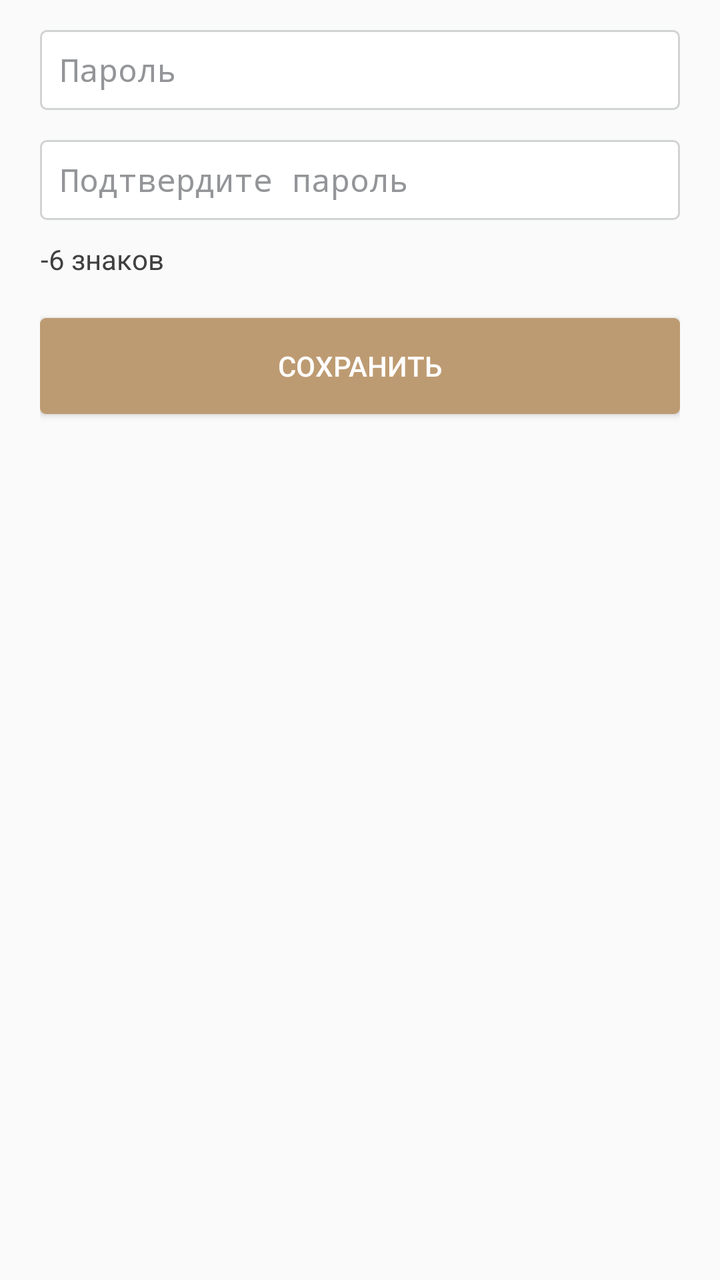
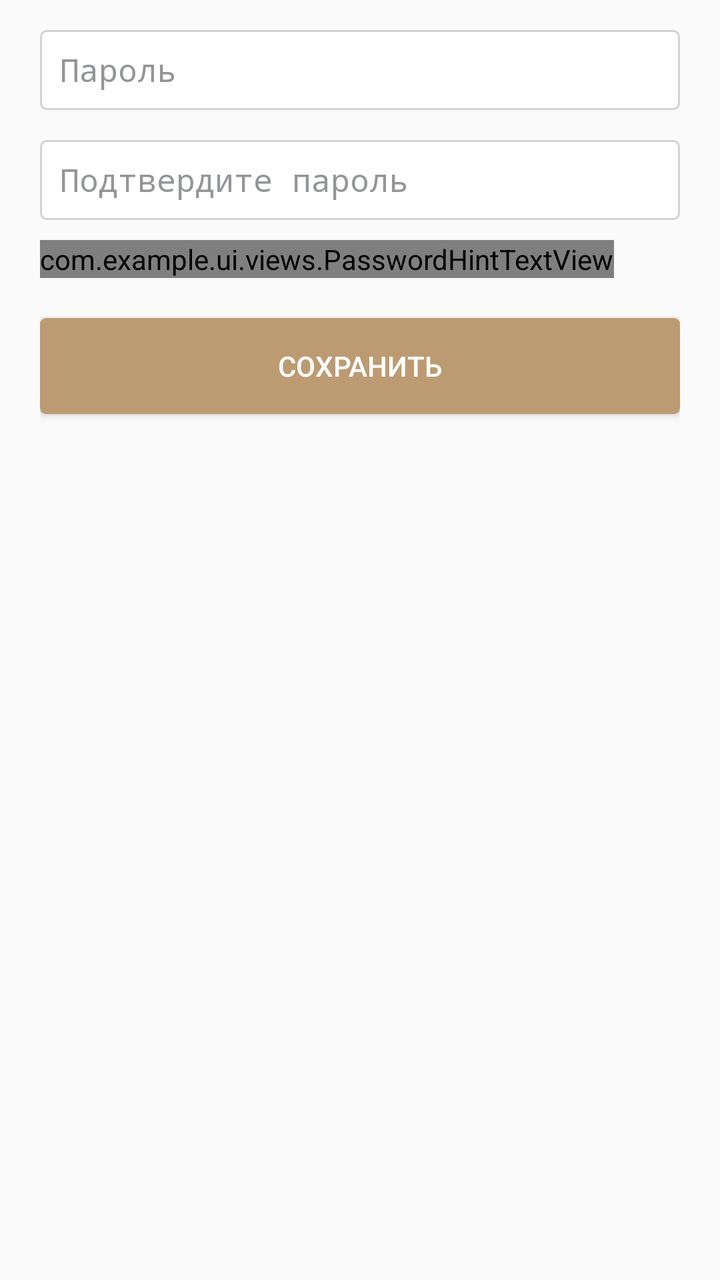

Two renders of the same Android screen: before a commit and after it. Below are the layout's source before the change and the commit's diff.
<!-- AndroidManifest.xml: application theme AppTheme -->
<!-- res/layout/dialog_password_recovery.xml -->
<?xml version="1.0" encoding="utf-8"?>
<LinearLayout xmlns:android="http://schemas.android.com/apk/res/android"
    xmlns:tools="http://schemas.android.com/tools"
    android:orientation="vertical"
    android:layout_width="match_parent"
    android:layout_height="wrap_content"
    android:paddingStart="@dimen/profile_padding_start"
    android:paddingEnd="@dimen/profile_padding_start"
    android:background="@color/main_background">

    <EditText
        android:id="@+id/etOldPassword"
        style="@style/Auth.EditText"
        android:layout_marginTop="30dp"
        android:hint="@string/profile_old_password"
        android:importantForAutofill="no"
        android:visibility="gone"
        android:inputType="textPassword"
        tools:ignore="UnusedAttribute" />

    <EditText
        android:id="@+id/etPassword"
        style="@style/Auth.EditText"
        android:layout_marginTop="15dp"
        android:hint="@string/auth_hint_password"
        android:importantForAutofill="no"
        android:inputType="textPassword"
        tools:ignore="UnusedAttribute" />


    <EditText
        android:id="@+id/etConfirmPassword"
        style="@style/Auth.EditText"
        android:layout_marginTop="15dp"
        android:hint="@string/recovery_confirm_password"
        android:importantForAutofill="no"
        android:inputType="textPassword"
        tools:ignore="UnusedAttribute" />
    <TextView
        android:id="@+id/tvPasswordStrong1"
        fontPath="fonts/OpenSans-Light.ttf"
        android:layout_width="wrap_content"
        android:layout_height="wrap_content"
        android:layout_marginTop="10dp"
        android:gravity="end"
        android:text="@string/auth_hint_password_strong_1"
        tools:ignore="MissingPrefix" />

    <Button
        android:id="@+id/btnSave"
        android:layout_width="match_parent"
        android:layout_height="wrap_content"
        android:layout_marginBottom="30dp"
        android:background="@drawable/background_btn_auth"
        android:text="@string/save"
        android:layout_marginTop="20dp"
        android:textColor="@android:color/white" />



</LinearLayout>
<!-- resources referenced by this layout -->
<resources>
  <color name="main_background">#fafafa</color>
  <dimen name="profile_padding_start">20dp</dimen>
  <!-- drawable background_btn_auth (drawable) -->
  <?xml version="1.0" encoding="utf-8"?>
  <shape xmlns:android="http://schemas.android.com/apk/res/android">
      <corners android:radius="3dp" />
      <solid android:color="@color/auth_email_color" />
  </shape>
  <string name="auth_hint_password">Пароль</string>
  <string name="auth_hint_password_strong_1">-6 знаков</string>
  <string name="profile_old_password">Старый пароль</string>
  <string name="recovery_confirm_password">Подтвердите пароль</string>
  <string name="save">Сохранить</string>
  <style name="Auth.EditText" parent="Base.V7.Widget.AppCompat.EditText">
          <item name="android:paddingStart">10dp</item>
          <item name="android:paddingEnd">10dp</item>
          <item name="android:background">@drawable/background_edittext_login</item>
          <item name="android:layout_height">wrap_content</item>
          <item name="android:minHeight">40dp</item>
          <item name="android:textSize">16sp</item>
          <item name="android:textColorHint">@color/hint_gray</item>
          <item name="android:layout_width">match_parent</item>
          <item name="android:textCursorDrawable">@null</item>
      </style>
  <style name="AppTheme" parent="Theme.AppCompat.Light.NoActionBar">
          
          <item name="colorPrimary">@color/colorPrimary</item>
          <item name="colorPrimaryDark">@color/colorPrimaryDark</item>
          <item name="colorAccent">@color/colorAccent</item>
          <item name="android:textColor">@color/text_title</item>
          <item name="actionMenuTextColor">@color/colorAccent</item>
          <item name="android:listDivider">@drawable/divider</item>
          <item name="android:windowSharedElementsUseOverlay">false</item>
          <item name="android:windowReturnTransition">@android:transition/explode</item>
      </style>
  <color name="auth_email_color">#bd9b72</color>
  <!-- drawable background_edittext_login (drawable) -->
  <?xml version="1.0" encoding="utf-8"?>
  <shape xmlns:android="http://schemas.android.com/apk/res/android">
      <stroke
          android:width="1dp"
          android:color="@color/disabled_color" />
      <corners android:radius="3dp" />
      <solid android:color="@android:color/white" />
  </shape>
  <color name="hint_gray">#939598</color>
  <color name="colorPrimary">#FAFAFA</color>
  <color name="colorPrimaryDark">#949494</color>
  <color name="colorAccent">#C49A6C</color>
  <color name="text_title">#404041</color>
  <!-- drawable divider (drawable) -->
  <?xml version="1.0" encoding="utf-8"?>
  <shape xmlns:android="http://schemas.android.com/apk/res/android"
      android:shape="rectangle">
  
      <size
          android:width="1dp"
          android:height="1dp" />
  
      <solid android:color="@color/colorDivider" />
  
  </shape>
  <color name="disabled_color">#d1d3d4</color>
  <color name="colorDivider">#EEEEEE</color>
</resources>

<!-- the commit's change to res/layout/dialog_password_recovery.xml (unified diff, before → after) -->
@@ -1,12 +1,12 @@
 <?xml version="1.0" encoding="utf-8"?>
 <LinearLayout xmlns:android="http://schemas.android.com/apk/res/android"
     xmlns:tools="http://schemas.android.com/tools"
-    android:orientation="vertical"
     android:layout_width="match_parent"
     android:layout_height="wrap_content"
+    android:background="@color/main_background"
+    android:orientation="vertical"
     android:paddingStart="@dimen/profile_padding_start"
-    android:paddingEnd="@dimen/profile_padding_start"
-    android:background="@color/main_background">
+    android:paddingEnd="@dimen/profile_padding_start">
 
     <EditText
         android:id="@+id/etOldPassword"
@@ -14,8 +14,8 @@
         android:layout_marginTop="30dp"
         android:hint="@string/profile_old_password"
         android:importantForAutofill="no"
+        android:inputType="textPassword"
         android:visibility="gone"
-        android:inputType="textPassword"
         tools:ignore="UnusedAttribute" />
 
     <EditText
@@ -36,26 +36,26 @@
         android:importantForAutofill="no"
         android:inputType="textPassword"
         tools:ignore="UnusedAttribute" />
-    <TextView
-        android:id="@+id/tvPasswordStrong1"
+
+    
+    <com.example.ui.views.PasswordHintTextView
+        android:id="@+id/tvPasswordHintLength"
         fontPath="fonts/OpenSans-Light.ttf"
         android:layout_width="wrap_content"
         android:layout_height="wrap_content"
         android:layout_marginTop="10dp"
         android:gravity="end"
         android:text="@string/auth_hint_password_strong_1"
+        android:textColor="@color/text_color_password_hint"
         tools:ignore="MissingPrefix" />
 
     <Button
         android:id="@+id/btnSave"
         android:layout_width="match_parent"
         android:layout_height="wrap_content"
+        android:layout_marginTop="20dp"
         android:layout_marginBottom="30dp"
-        android:background="@drawable/background_btn_auth"
+        android:background="@drawable/background_action_button_selector"
         android:text="@string/save"
-        android:layout_marginTop="20dp"
-        android:textColor="@android:color/white" />
-
-
-
+        android:textColor="@color/text_color_action_button" />
 </LinearLayout>
<!-- resource entries referenced after the edit -->
@@ -2,12 +2,24 @@
 <resources>
   <color name="main_background">#fafafa</color>
   <dimen name="profile_padding_start">20dp</dimen>
-  <!-- drawable background_btn_auth (drawable) -->
+  <!-- drawable background_action_button_selector (drawable) -->
   <?xml version="1.0" encoding="utf-8"?>
-  <shape xmlns:android="http://schemas.android.com/apk/res/android">
-      <corners android:radius="3dp" />
-      <solid android:color="@color/auth_email_color" />
-  </shape>
+  <selector xmlns:android="http://schemas.android.com/apk/res/android">
+      <item android:state_enabled="false">
+          <shape>
+              <stroke
+                  android:width="1dp"
+                  android:color="@color/action_button_disabled_background_color" />
+              <corners android:radius="3dp" />
+          </shape>
+      </item>
+      <item>
+          <shape>
+              <corners android:radius="3dp" />
+              <solid android:color="@color/action_button_enabled_background_color" />
+          </shape>
+      </item>
+  </selector>
   <string name="auth_hint_password">Пароль</string>
   <string name="auth_hint_password_strong_1">-6 знаков</string>
   <string name="profile_old_password">Старый пароль</string>
@@ -35,7 +47,8 @@
           <item name="android:windowSharedElementsUseOverlay">false</item>
           <item name="android:windowReturnTransition">@android:transition/explode</item>
       </style>
-  <color name="auth_email_color">#bd9b72</color>
+  <color name="action_button_disabled_background_color">#d1d3d4</color>
+  <color name="action_button_enabled_background_color">#bd9b72</color>
   <!-- drawable background_edittext_login (drawable) -->
   <?xml version="1.0" encoding="utf-8"?>
   <shape xmlns:android="http://schemas.android.com/apk/res/android">
